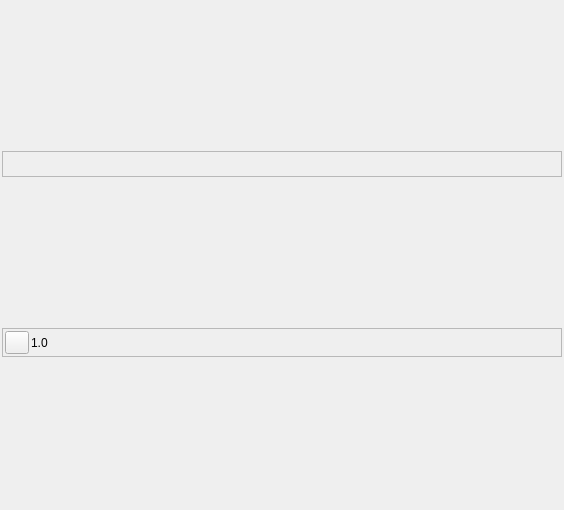
bohdon/maya-pulse, file resources/anim_picker.ui: the form before one commit.
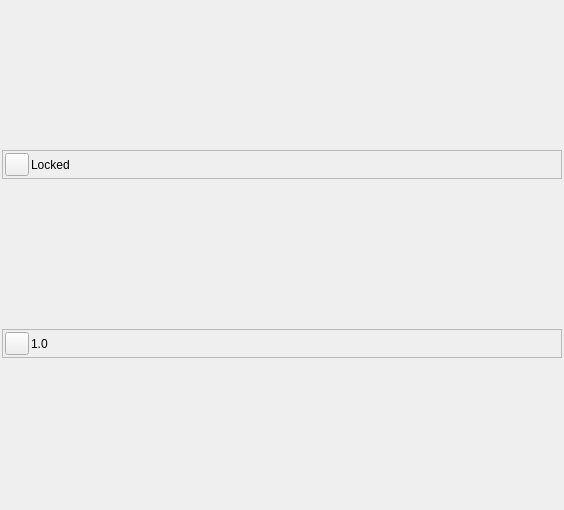
The form after the commit. Icons and pictures are not drawn.

Commit message: add locked toggle, selection operations, drag zoom

```diff
--- a/resources/anim_picker.ui
+++ b/resources/anim_picker.ui
@@ -65,6 +65,24 @@
       <property name="bottomMargin">
        <number>2</number>
       </property>
+      <item>
+       <widget class="QToolButton" name="toggle_lock_btn">
+        <property name="icon">
+         <iconset resource="icons/icons.qrc">
+          <normaloff>:/icon/lock.svg</normaloff>:/icon/lock.svg</iconset>
+        </property>
+       </widget>
+      </item>
+      <item>
+       <widget class="QLabel" name="locked_label">
+        <property name="text">
+         <string>Locked</string>
+        </property>
+        <property name="cssClasses" stdset="0">
+         <string>help</string>
+        </property>
+       </widget>
+      </item>
       <item>
        <spacer name="horizontalSpacer">
         <property name="orientation">
```
The commit also changes 6 other files.
